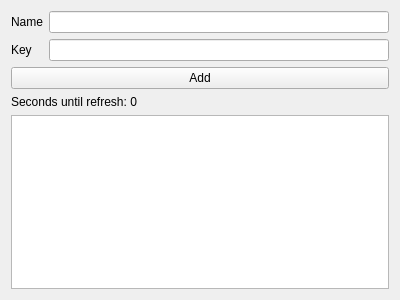
The window that QFactorMain.ui (mchecca/QFactor) describes before a commit, drawn with Qt 5.
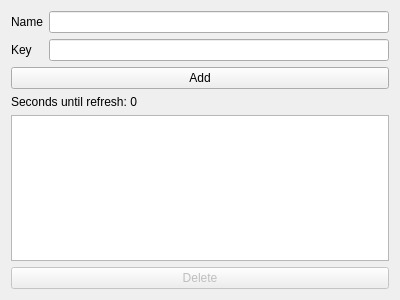
The same window after the commit.

Commit message: Add ability to delete key

Patch:
```diff
--- a/QFactorMain.ui
+++ b/QFactorMain.ui
@@ -56,6 +56,16 @@
       </property>
      </widget>
     </item>
+    <item row="3" column="0">
+     <widget class="QPushButton" name="btnDelete">
+      <property name="enabled">
+       <bool>false</bool>
+      </property>
+      <property name="text">
+       <string>Delete</string>
+      </property>
+     </widget>
+    </item>
    </layout>
   </widget>
  </widget>
```
Left out of the diff: 32 changed lines with no effect on the pictures. The commit also changes 2 other files.
